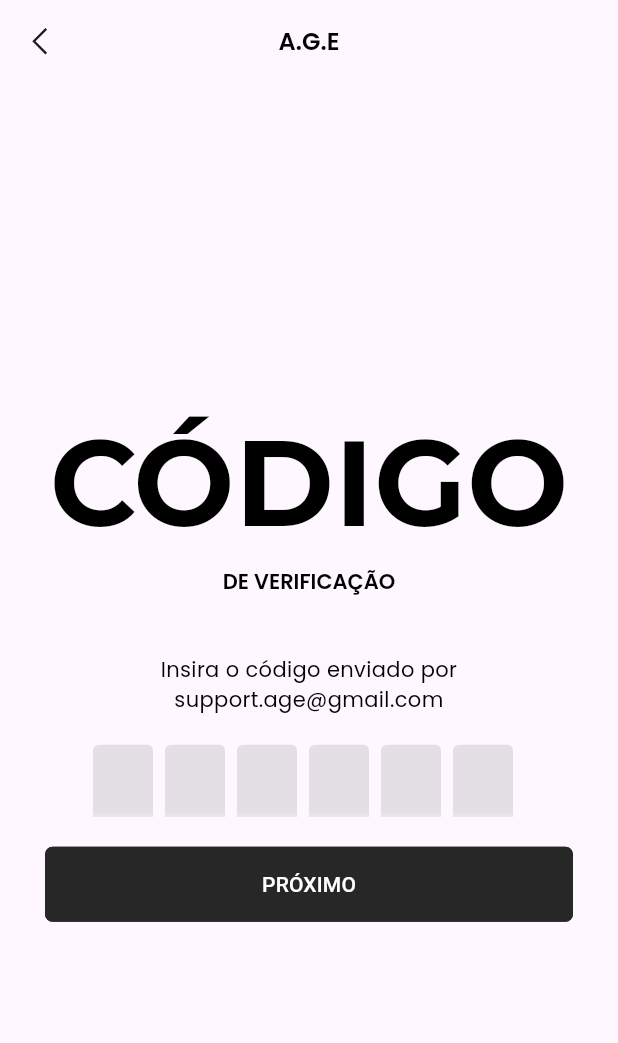
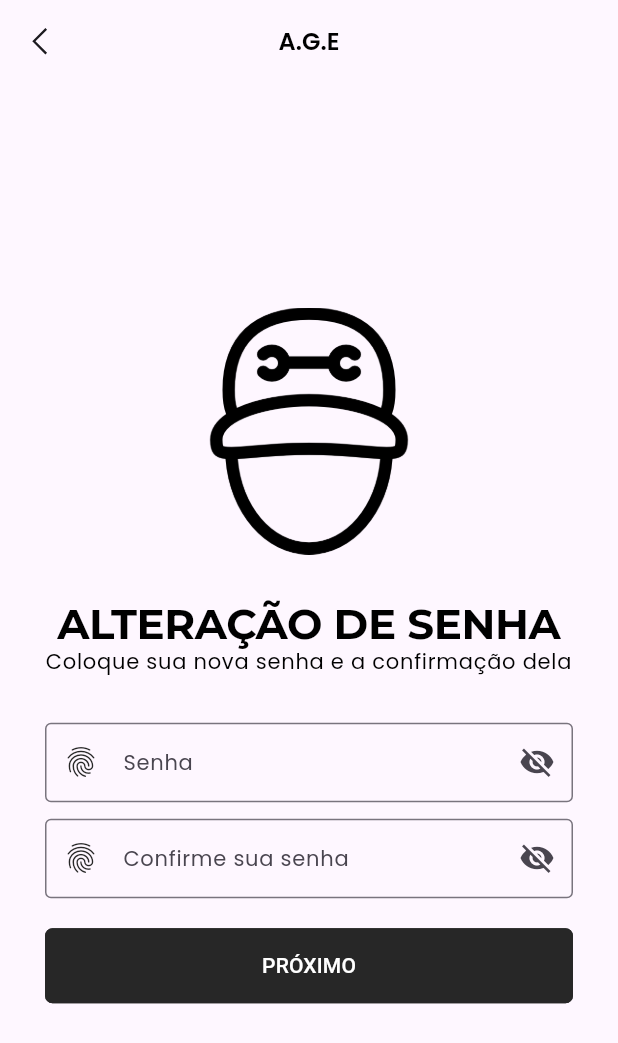
Before and after one commit to BrunoImai/TCC, a Flutter app: the OTPScreen screen opened directly, after a tap on "PRÓXIMO", on a phone screen of 412 x 824 dp. Shown: the top 1043 px of the screen. Run offline on Flutter 3.47's test engine with Material 3 defaults, Android fonts, the phone set to English and light mode, and no system bars; drawn by our look-alikes of flutter_otp_text_field; our stand-ins replace get, google_fonts, line_awesome_flutter, mask_text_input_formatter.

Commit message:
Update password screen
Design 100%

```diff
--- a/front/lib/src/constants/text_strings.dart
+++ b/front/lib/src/constants/text_strings.dart
@@ -56,6 +56,8 @@ const String number = "Número";
 //Forget Password
 const String resetViaEmail = "Mude sua senha com a verificação do email";
 const String forgetPasswordSubTitle = "Coloque seu email cadastrado para receber o código";
+const String updatePasswordTitle = "Alteração de senha";
+const String updatePasswordSubTitle = "Coloque sua nova senha e a confirmação dela";
 
 //OTP Screen
 const String otpTitle = "CÓDIGO";
--- a/front/lib/src/features/authentication/screens/forget_password/forget_password_screen.dart
+++ b/front/lib/src/features/authentication/screens/forget_password/forget_password_screen.dart
@@ -12,7 +12,7 @@ import '../../../../commom_widgets/authentication_appbar.dart';
 import 'otp_screen.dart';
 
 class ForgetPasswordMailScreen extends StatelessWidget {
-  const ForgetPasswordMailScreen({Key? key}) : super(key: key);
+  const ForgetPasswordMailScreen({super.key});
 
   @override
   Widget build(BuildContext context) {
--- a/front/lib/src/features/authentication/screens/forget_password/otp_screen.dart
+++ b/front/lib/src/features/authentication/screens/forget_password/otp_screen.dart
@@ -1,6 +1,8 @@
 import 'package:flutter/material.dart';
 import 'package:flutter_otp_text_field/flutter_otp_text_field.dart';
+import 'package:get/get.dart';
 import 'package:google_fonts/google_fonts.dart';
+import 'package:tcc_front/src/features/authentication/screens/forget_password/update_password_screen.dart';
 
 import '../../../../constants/sizes.dart';
 import '../../../../constants/text_strings.dart';
@@ -35,7 +37,11 @@ class OTPScreen extends StatelessWidget {
             const SizedBox(height: 20.0),
             SizedBox(
               width: double.infinity,
-              child: ElevatedButton(onPressed: () {}, child: Text(next.toUpperCase())),
+              child: ElevatedButton(
+                  onPressed: () {
+                      Get.to(() => const UpdatePasswordScreen());
+                  },
+                  child: Text(next.toUpperCase())),
             ),
           ],
         ),
--- /dev/null
+++ b/front/lib/src/features/authentication/screens/forget_password/update_password_screen.dart
@@ -0,0 +1,288 @@
+import 'package:flutter/material.dart';
+import 'package:get/get.dart';
+import 'package:get/get_core/src/get_main.dart';
+import 'package:line_awesome_flutter/line_awesome_flutter.dart';
+import 'package:tcc_front/src/features/authentication/screens/welcome/welcome_screen.dart';
+
+import '../../../../commom_widgets/form_header_widget.dart';
+import '../../../../constants/colors.dart';
+import '../../../../constants/images_strings.dart';
+import '../../../../constants/sizes.dart';
+import '../../../../constants/text_strings.dart';
+import '../../../../commom_widgets/authentication_appbar.dart';
+import 'otp_screen.dart';
+
+class UpdatePasswordScreen extends StatefulWidget {
+  const UpdatePasswordScreen({super.key});
+
+  @override
+  _UpdatePasswordScreen createState() => _UpdatePasswordScreen();
+
+}
+
+
+class _UpdatePasswordScreen extends State<UpdatePasswordScreen> {
+  final TextEditingController passwordController = TextEditingController();
+  final TextEditingController confirmPasswordController = TextEditingController();
+
+  final FocusNode _passwordFocusNode = FocusNode();
+  bool _isVisiblePassword = false;
+  bool _isVisibleConfirmPassword = false;
+  bool _isPasswordEightCharacters = false;
+  bool _hasPasswordOneNumber = false;
+  bool _hasPasswordUppercase = false;
+  bool _hasPasswordLowercase = false;
+  bool _hasPasswordSpecialCharacters = false;
+
+  onPasswordChanged(String password) {
+    final numericRegex = RegExp(r'[0-9]');
+    final upperRegex = RegExp(r'[A-Z]');
+    final lowerRegex = RegExp(r'[a-z]');
+    final specialRegex = RegExp(r'[@$!%*?&]');
+
+    setState(() {
+      _isPasswordEightCharacters = false;
+      if(password.length >= 8)
+        _isPasswordEightCharacters = true;
+
+      _hasPasswordOneNumber = false;
+      if(numericRegex.hasMatch(password))
+        _hasPasswordOneNumber = true;
+
+      _hasPasswordUppercase = false;
+      if(upperRegex.hasMatch(password))
+        _hasPasswordUppercase = true;
+
+      _hasPasswordLowercase = false;
+      if(lowerRegex.hasMatch(password))
+        _hasPasswordLowercase = true;
+
+      _hasPasswordSpecialCharacters = false;
+      if(specialRegex.hasMatch(password))
+        _hasPasswordSpecialCharacters = true;
+
+    });
+  }
+
+  @override
+  Widget build(BuildContext context) {
+    return SafeArea(
+      child: Scaffold(
+        appBar: const WelcomeAppBar(),
+        body: SingleChildScrollView(
+          child: Container(
+            padding: const EdgeInsets.all(defaultSize),
+            child: Column(
+              children: [
+                const SizedBox(height: defaultSize * 4),
+                FormHeaderWidget(
+                  image: forgetPasswordImage,
+                  title: updatePasswordTitle.toUpperCase(),
+                  subTitle: updatePasswordSubTitle,
+                  crossAxisAlignment: CrossAxisAlignment.center,
+                  heightBetween: 30.0,
+                  textAlign: TextAlign.center,
+                ),
+                const SizedBox(height: formHeight),
+                Form(
+                  child: Column(
+                    children: [
+                      TextFormField(
+                        controller: passwordController,
+                        onChanged: (passwordController) => onPasswordChanged(passwordController),
+                        obscureText: !_isVisiblePassword,
+                        focusNode: _passwordFocusNode,
+                        onTap: () {
+                          setState(() {
+                            _isPasswordEightCharacters = false;
+                            _hasPasswordOneNumber = false;
+                            _hasPasswordLowercase = false;
+                            _hasPasswordUppercase = false;
+                            _hasPasswordSpecialCharacters = false;
+                          });
+                        },
+                        decoration: InputDecoration(
+                          prefixIcon: const Icon(Icons.fingerprint),
+                          labelText: password,
+                          hintText: password,
+                          border: const OutlineInputBorder(),
+                          suffixIcon: IconButton(
+                            onPressed: () {
+                              setState(() {
+                                _isVisiblePassword = !_isVisiblePassword;
+                              });
+                            },
+                            icon: _isVisiblePassword ? const Icon(Icons.visibility) :
+                            const Icon(Icons.visibility_off),
+                          ),
+                        ),
+                      ),
+                      const SizedBox(height: formHeight - 29),
+                      Visibility(
+                        visible: _passwordFocusNode.hasFocus,
+                        child: Column(
+                          crossAxisAlignment: CrossAxisAlignment.start,
+                          children: [
+                            const SizedBox(height: formHeight - 20),
+                            Row(
+                              children: [
+                                AnimatedContainer(
+                                  duration: const Duration(milliseconds: 300),
+                                  width: 14,
+                                  height: 14,
+                                  decoration: BoxDecoration(
+                                      color: _isPasswordEightCharacters ? Colors.green : Colors.transparent,
+                                      border: _isPasswordEightCharacters ? Border.all(color: Colors.transparent) : Border.all(color: primaryColor),
+                                      borderRadius: BorderRadius.circular(50)
+                                  ),
+                                  child: const Center(
+                                    child: Icon(
+                                      Icons.check, color: whiteColor, size: 10,
+                                    ),
+                                  ),
+                                ),
+                                const SizedBox(width: formHeight - 25),
+                                Text(numberOfCharacters, style: Theme.of(context).textTheme.overline)
+                              ],
+                            ),
+                            const SizedBox(height: formHeight - 29),
+                            Row(
+                              children: [
+                                AnimatedContainer(
+                                  duration: const Duration(milliseconds: 300),
+                                  width: 14,
+                                  height: 14,
+                                  decoration: BoxDecoration(
+                                      color: _hasPasswordOneNumber ? Colors.green : Colors.transparent,
+                                      border: _hasPasswordOneNumber ? Border.all(color: Colors.transparent) : Border.all(color: primaryColor),
+                                      borderRadius: BorderRadius.circular(50)
+                                  ),
+                                  child: const Center(
+                                      child: Icon(
+                                        Icons.check,
+                                        color: whiteColor,
+                                        size: 10,
+                                      )
+                                  ),
+                                ),
+                                const SizedBox(width: formHeight - 25),
+                                Text(numberCharacter, style: Theme.of(context).textTheme.overline)
+                              ],
+                            ),
+                            const SizedBox(height: formHeight - 29),
+                            Row(
+                              children: [
+                                AnimatedContainer(
+                                  duration: const Duration(milliseconds: 300),
+                                  width: 14,
+                                  height: 14,
+                                  decoration: BoxDecoration(
+                                      color: _hasPasswordLowercase ? Colors.green : Colors.transparent,
+                                      border: _hasPasswordLowercase ? Border.all(color: Colors.transparent) : Border.all(color: primaryColor),
+                                      borderRadius: BorderRadius.circular(50)
+                                  ),
+                                  child: const Center(
+                                    child: Icon(
+                                      Icons.check,
+                                      color: whiteColor,
+                                      size: 10,
+                                    ),
+                                  ),
+                                ),
+                                const SizedBox(width: formHeight - 25),
+                                Text(lowercaseCharacter, style: Theme.of(context).textTheme.overline)
+                              ],
+                            ),
+                            const SizedBox(height: formHeight - 29),
+                            Row(
+                              children: [
+                                AnimatedContainer(
+                                  duration: const Duration(milliseconds: 300),
+                                  width: 14,
+                                  height: 14,
+                                  decoration: BoxDecoration(
+                                      color: _hasPasswordUppercase ? Colors.green : Colors.transparent,
+                                      border: _hasPasswordUppercase ? Border.all(color: Colors.transparent) : Border.all(color: primaryColor),
+                                      borderRadius: BorderRadius.circular(50)
+                                  ),
+                                  child: const Center(
+                                    child: Icon(
+                                      Icons.check,
+                                      color: whiteColor,
+                                      size: 10,
+                                    ),
+                                  ),
+                                ),
+                                const SizedBox(width: formHeight - 25),
+                                Text(uppercaseCharacter, style: Theme.of(context).textTheme.overline)
+                              ],
+                            ),
+                            const SizedBox(height: formHeight - 29),
+                            Row(
+                              children: [
+                                AnimatedContainer(
+                                  duration: const Duration(milliseconds: 300),
+                                  width: 14,
+                                  height: 14,
+                                  decoration: BoxDecoration(
+                                      color: _hasPasswordSpecialCharacters ? Colors.green : Colors.transparent,
+                                      border: _hasPasswordSpecialCharacters ? Border.all(color: Colors.transparent) : Border.all(color: primaryColor),
+                                      borderRadius: BorderRadius.circular(50)
+                                  ),
+                                  child: const Center(
+                                    child: Icon(
+                                      Icons.check,
+                                      color: whiteColor,
+                                      size: 10,
+                                    ),
+                                  ),
+                                ),
+                                const SizedBox(width: formHeight - 25),
+                                Text(specialCharacter, style: Theme.of(context).textTheme.overline)
+                              ],
+                            ),
+                          ],
+                        ),
+                      ),
+                      const SizedBox(height: formHeight - 20),
+                      TextFormField(
+                        controller: confirmPasswordController,
+                        onChanged: (confirmPasswordController) => onPasswordChanged(confirmPasswordController),
+                        obscureText: !_isVisibleConfirmPassword,
+                        decoration: InputDecoration(
+                          prefixIcon: const Icon(Icons.fingerprint),
+                          labelText: confirmPassword,
+                          hintText: confirmPassword,
+                          border: const OutlineInputBorder(),
+                          suffixIcon: IconButton(
+                            onPressed: () {
+                              setState(() {
+                                _isVisibleConfirmPassword = !_isVisibleConfirmPassword;
+                              });
+                            },
+                            icon: _isVisibleConfirmPassword ? const Icon(Icons.visibility) :
+                            const Icon(Icons.visibility_off),
+                          ),
+                        ),
+                      ),
+                      const SizedBox(height: 20.0),
+                      SizedBox(
+                          width: double.infinity,
+                          child: ElevatedButton(
+                              onPressed: () {
+                                Get.to(() => const OTPScreen());
+                              },
+                              child: Text(next.toUpperCase())
+                          )
+                      ),
+                    ],
+                  ),
+                ),
+              ],
+            ),
+          ),
+        ),
+      ),
+    );
+  }
+}
```
